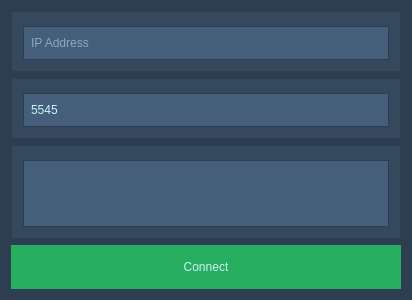
Above: source/dialogs/p2p_ui.ui from 5l1v3r1/Moderat before the change. Below: the same form after it.
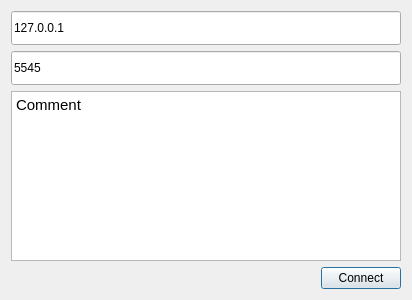
That is the form after the change. Icons and pictures are not drawn.

```diff
--- a/source/dialogs/p2p_ui.ui
+++ b/source/dialogs/p2p_ui.ui
@@ -29,189 +29,9 @@
    <iconset resource="../res.qrc">
     <normaloff>:/icons/assets/logo.png</normaloff>:/icons/assets/logo.png</iconset>
   </property>
-  <property name="styleSheet">
-   <string notr="true">background-color: #2c3e50;
-color: #c9f5f7;</string>
-  </property>
   <layout class="QGridLayout" name="gridLayout_3">
-   <item row="1" column="0">
-    <widget class="QGroupBox" name="portGroup">
-     <property name="styleSheet">
-      <string notr="true">background-color: #34495e;
-border: 1px solid #2c3e50;</string>
-     </property>
-     <property name="title">
-      <string/>
-     </property>
-     <layout class="QGridLayout" name="gridLayout_2">
-      <item row="0" column="0">
-       <layout class="QHBoxLayout" name="horizontalLayout_3">
-        <property name="spacing">
-         <number>0</number>
-        </property>
-        <item>
-         <widget class="QLineEdit" name="portLine">
-          <property name="minimumSize">
-           <size>
-            <width>0</width>
-            <height>34</height>
-           </size>
-          </property>
-          <property name="styleSheet">
-           <string notr="true">background-color: #455F7A;
-padding: 5px;</string>
-          </property>
-          <property name="text">
-           <string>5545</string>
-          </property>
-          <property name="echoMode">
-           <enum>QLineEdit::Normal</enum>
-          </property>
-          <property name="placeholderText">
-           <string>Port</string>
-          </property>
-         </widget>
-        </item>
-       </layout>
-      </item>
-     </layout>
-    </widget>
-   </item>
-   <item row="0" column="0">
-    <widget class="QGroupBox" name="ipaddressGroup">
-     <property name="styleSheet">
-      <string notr="true">background-color: #34495e;
-border: 1px solid #2c3e50;</string>
-     </property>
-     <property name="title">
-      <string/>
-     </property>
-     <layout class="QGridLayout" name="gridLayout">
-      <item row="0" column="0">
-       <layout class="QHBoxLayout" name="horizontalLayout_2">
-        <property name="spacing">
-         <number>0</number>
-        </property>
-        <item>
-         <widget class="QLineEdit" name="ipaddressLine">
-          <property name="minimumSize">
-           <size>
-            <width>0</width>
-            <height>34</height>
-           </size>
-          </property>
-          <property name="styleSheet">
-           <string notr="true">background-color: #455F7A;
-padding: 5px;
-border-right: none;</string>
-          </property>
-          <property name="text">
-           <string/>
-          </property>
-          <property name="placeholderText">
-           <string>IP Address</string>
-          </property>
-         </widget>
-        </item>
-        <item>
-         <widget class="QPushButton" name="internalIpButton">
-          <property name="minimumSize">
-           <size>
-            <width>0</width>
-            <height>34</height>
-           </size>
-          </property>
-          <property name="styleSheet">
-           <string notr="true">background-color: #455F7A;
-padding: 5px;
-border-left: none;
-border-right: none;</string>
-          </property>
-          <property name="text">
-           <string/>
-          </property>
-          <property name="icon">
-           <iconset resource="../res.qrc">
-            <normaloff>:/icons/assets/lan.png</normaloff>:/icons/assets/lan.png</iconset>
-          </property>
-          <property name="iconSize">
-           <size>
-            <width>20</width>
-            <height>20</height>
-           </size>
-          </property>
-         </widget>
-        </item>
-        <item>
-         <widget class="QPushButton" name="externalIpButton">
-          <property name="minimumSize">
-           <size>
-            <width>0</width>
-            <height>34</height>
-           </size>
-          </property>
-          <property name="styleSheet">
-           <string notr="true">background-color: #455F7A;
-padding: 5px;
-border-left: none;</string>
-          </property>
-          <property name="text">
-           <string/>
-          </property>
-          <property name="icon">
-           <iconset resource="../res.qrc">
-            <normaloff>:/icons/assets/wan.png</normaloff>:/icons/assets/wan.png</iconset>
-          </property>
-          <property name="iconSize">
-           <size>
-            <width>20</width>
-            <height>20</height>
-           </size>
-          </property>
-         </widget>
-        </item>
-       </layout>
-      </item>
-     </layout>
-    </widget>
-   </item>
-   <item row="2" column="0">
-    <widget class="QGroupBox" name="messageGroup">
-     <property name="styleSheet">
-      <string notr="true">background-color: #34495e;
-border: 1px solid #2c3e50;</string>
-     </property>
-     <property name="title">
-      <string/>
-     </property>
-     <layout class="QGridLayout" name="gridLayout_4">
-      <item row="0" column="0">
-       <widget class="QTextEdit" name="messageText">
-        <property name="styleSheet">
-         <string notr="true">background-color: #455F7A;
-padding: 5px;</string>
-        </property>
-       </widget>
-      </item>
-     </layout>
-    </widget>
-   </item>
-   <item row="4" column="0">
+   <item row="3" column="1">
     <widget class="QPushButton" name="connectP2pButton">
-     <property name="styleSheet">
-      <string notr="true">QPushButton#connectP2pButton {
-			background-color: #27ae60;
-			font: 14pt &quot;MS Shell Dlg 2&quot;;
-			border: none;
-			border-radius: none;
-			padding: 15px;
-			margin: 0px;
-            }
-
-QPushButton#connectP2pButton:pressed {
-            background-color: #2ecc71;
-            }</string>
-     </property>
      <property name="text">
       <string>Connect</string>
      </property>
@@ -230,16 +50,62 @@
    <item row="3" column="0">
     <spacer name="verticalSpacer">
      <property name="orientation">
-      <enum>Qt::Vertical</enum>
+      <enum>Qt::Horizontal</enum>
      </property>
      <property name="sizeHint" stdset="0">
       <size>
-       <width>20</width>
-       <height>40</height>
+       <width>40</width>
+       <height>20</height>
       </size>
      </property>
     </spacer>
    </item>
+   <item row="2" column="0" colspan="2">
+    <widget class="QTextEdit" name="messageText">
+     <property name="html">
+      <string>&lt;!DOCTYPE HTML PUBLIC &quot;-//W3C//DTD HTML 4.0//EN&quot; &quot;http://www.w3.org/TR/REC-html40/strict.dtd&quot;&gt;
+&lt;html&gt;&lt;head&gt;&lt;meta name=&quot;qrichtext&quot; content=&quot;1&quot; /&gt;&lt;style type=&quot;text/css&quot;&gt;
+p, li { white-space: pre-wrap; }
+&lt;/style&gt;&lt;/head&gt;&lt;body style=&quot; font-family:'Cantarell'; font-size:11pt; font-weight:400; font-style:normal;&quot;&gt;
+&lt;p style=&quot; margin-top:0px; margin-bottom:0px; margin-left:0px; margin-right:0px; -qt-block-indent:0; text-indent:0px;&quot;&gt;Comment&lt;/p&gt;&lt;/body&gt;&lt;/html&gt;</string>
+     </property>
+    </widget>
+   </item>
+   <item row="1" column="0" colspan="2">
+    <widget class="QLineEdit" name="portLine">
+     <property name="minimumSize">
+      <size>
+       <width>0</width>
+       <height>34</height>
+      </size>
+     </property>
+     <property name="text">
+      <string>5545</string>
+     </property>
+     <property name="echoMode">
+      <enum>QLineEdit::Normal</enum>
+     </property>
+     <property name="placeholderText">
+      <string>Port</string>
+     </property>
+    </widget>
+   </item>
+   <item row="0" column="0" colspan="2">
+    <widget class="QLineEdit" name="ipaddressLine">
+     <property name="minimumSize">
+      <size>
+       <width>0</width>
+       <height>34</height>
+      </size>
+     </property>
+     <property name="text">
+      <string>127.0.0.1</string>
+     </property>
+     <property name="placeholderText">
+      <string>IP Address</string>
+     </property>
+    </widget>
+   </item>
   </layout>
  </widget>
  <tabstops>
```
Left out of the diff: 14 changed lines with no effect on the pictures.
